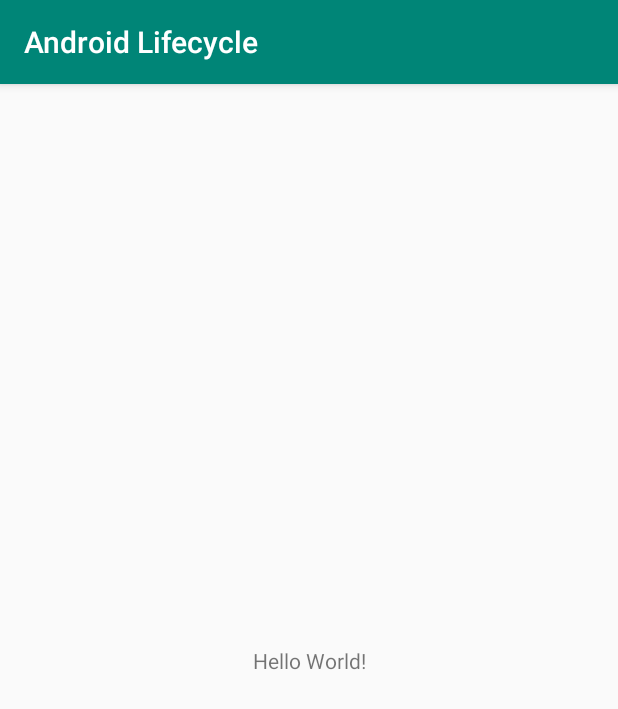
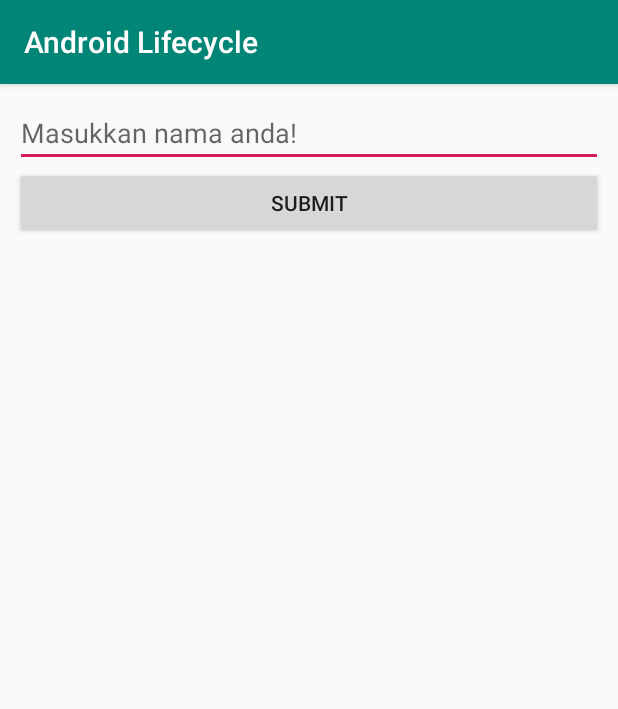
Before and after one commit to Fahad1499/AndroidLifecycle, an Android app: the screen it shows after launch (MainActivity before the commit, SimpleActivity after it), on a phone screen of 412 x 824 dp. Shown: the top 709 px of the screen. Run offline under Robolectric (Android 15) with nearby library versions, the phone set to English and light mode, and no system bars.

Commit message:
Praktikum Android Cycle

```diff
--- a/app/src/main/AndroidManifest.xml
+++ b/app/src/main/AndroidManifest.xml
@@ -9,13 +9,14 @@
         android:roundIcon="@mipmap/ic_launcher_round"
         android:supportsRtl="true"
         android:theme="@style/AppTheme">
-		<activity android:name=".MainActivity">
+        <activity android:name=".SimpleActivity">
             <intent-filter>
                 <action android:name="android.intent.action.MAIN" />
 
                 <category android:name="android.intent.category.LAUNCHER" />
             </intent-filter>
         </activity>
+        <activity android:name=".MainActivity"></activity>
     </application>
 
 </manifest>
--- a/app/src/main/java/id/ac/polinema/androidlifecycle/MainActivity.java
+++ b/app/src/main/java/id/ac/polinema/androidlifecycle/MainActivity.java
@@ -46,6 +46,4 @@ public class MainActivity extends AppCompatActivity {
 		super.onDestroy();
 		Toast.makeText(this, "App on Destroy", Toast.LENGTH_SHORT).show();
 	}
-
-
 }
--- /dev/null
+++ b/app/src/main/java/id/ac/polinema/androidlifecycle/SimpleActivity.java
@@ -0,0 +1,27 @@
+package id.ac.polinema.androidlifecycle;
+
+import androidx.appcompat.app.AppCompatActivity;
+
+import android.os.Bundle;
+import android.view.View;
+import android.widget.EditText;
+import android.widget.TextView;
+
+public class SimpleActivity extends AppCompatActivity {
+
+    private EditText nameInput;
+    private TextView outputText;
+
+    @Override
+    protected void onCreate(Bundle savedInstanceState) {
+        super.onCreate(savedInstanceState);
+        setContentView(R.layout.activity_simple);
+        nameInput = findViewById(R.id.input_name);
+        outputText = findViewById(R.id.text_output);
+    }
+
+    public void handleSubmit(View view) {
+        String name = nameInput.getText().toString();
+        outputText.setText("Hello " + name);
+    }
+}
--- /dev/null
+++ b/app/src/main/res/layout/activity_simple.xml
@@ -0,0 +1,32 @@
+<?xml version="1.0" encoding="utf-8"?>
+<LinearLayout xmlns:android="http://schemas.android.com/apk/res/android"
+xmlns:tools="http://schemas.android.com/tools"
+android:layout_width="match_parent"
+android:layout_height="match_parent"
+android:layout_margin="10dp"
+android:orientation="vertical"
+tools:context=".SimpleActivity">
+
+<EditText
+    android:id="@+id/input_name"
+    android:hint="@string/hint_name"
+    android:layout_width="match_parent"
+    android:layout_height="wrap_content"
+    />
+
+<Button
+    android:id="@+id/button_submit"
+    android:text="@string/submit"
+    android:layout_width="match_parent"
+    android:layout_height="wrap_content"
+    android:onClick="handleSubmit"
+    />
+
+<TextView
+    android:id="@+id/text_output"
+    android:textSize="24sp"
+    android:layout_width="match_parent"
+    android:layout_height="wrap_content"
+    />
+
+</LinearLayout>
--- a/app/src/main/res/values/strings.xml
+++ b/app/src/main/res/values/strings.xml
@@ -1,3 +1,5 @@
 <resources>
-	<string name="app_name">Android Lifecycle</string>
+    <string name="app_name">Android Lifecycle</string>
+    <string name="hint_name">Masukkan nama anda!</string>
+    <string name="submit">Submit</string>
 </resources>
```
Lines whose indentation alone changed are shown as unchanged.
